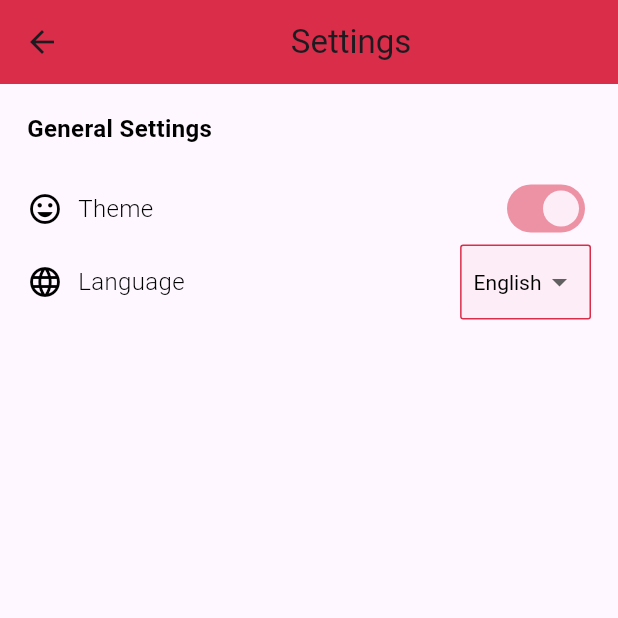
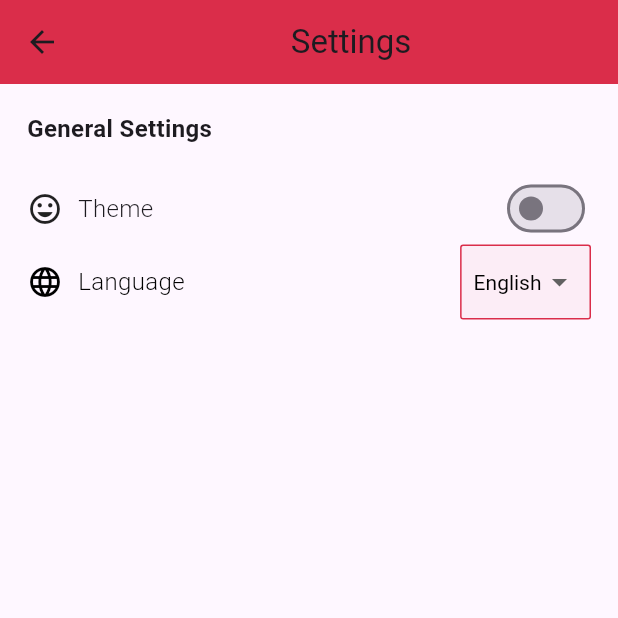
Before and after one commit to Ntckx/AgileSEProject, a Flutter app: the SettingPage screen opened directly, on a phone screen of 412 x 824 dp, the top half of it. Run offline on Flutter 3.47's test engine with Material 3 defaults, Android fonts, the phone set to English and light mode, and no system bars; our stand-ins replace cloud_firestore, firebase_auth, firebase_core, get, google_fonts, outline_gradient_button and 2 more; accounts and stored records are empty; generated files the repository leaves out were written again.

Commit message:
[EDIT] setting_page.dart fix darkmode

```diff
--- a/lib/pages/setting_page.dart
+++ b/lib/pages/setting_page.dart
@@ -1,7 +1,9 @@
 import 'package:flutter/material.dart';
+import 'package:flutter_application_1/Provider/provider.dart';
 import 'package:get/get.dart';
 import 'package:shared_preferences/shared_preferences.dart';
 import 'leaderboard_page.dart';
+import 'package:provider/provider.dart';
 
 class SettingPage extends StatefulWidget {
   const SettingPage({super.key});
@@ -40,38 +42,38 @@ class _SettingPageState extends State<SettingPage> {
   Widget build(BuildContext context) {
     return Scaffold(
       appBar: AppBar(
-        title: Center(child: Text('Settings'.tr)),  // Use localized string
+        title: Center(child: Text('Settings'.tr)), // Use localized string
         backgroundColor: const Color(0xFFDA2D4A),
       ),
-      body: Center(
+      body:
+          Consumer<UiProvider>(builder: (context, UiProvider notifier, child) {
+        return Center(
           child: Padding(
             padding: const EdgeInsets.all(18.0),
             child: Column(
               crossAxisAlignment: CrossAxisAlignment.start,
               children: [
                 Text(
-                'General Settings'.tr,  // Use localized string
-                style: const TextStyle(
-                  fontWeight: FontWeight.bold,
-                  color: Colors.black,
-                  fontSize: 16,
+                  'General Settings'.tr,
+                  style: TextStyle(fontWeight: FontWeight.bold, fontSize: 16),
                 ),
+                const SizedBox(
+                  height: 18,
                 ),
-              const SizedBox(height: 18),
                 Row(
                   mainAxisAlignment: MainAxisAlignment.spaceBetween,
                   children: [
                     Row(
                       children: [
-                      const Icon(
+                        Icon(
                           Icons.mood,
-                        color: Colors.black,
                         ),
-                      const SizedBox(width: 10),
+                        SizedBox(
+                          width: 10,
+                        ),
                         Text(
-                        'Theme'.tr,  // Use localized string
-                        style: const TextStyle(
-                          color: Colors.black,
+                          'Theme'.tr,
+                          style: TextStyle(
                             fontWeight: FontWeight.w300,
                             fontSize: 16,
                           ),
@@ -79,13 +81,8 @@ class _SettingPageState extends State<SettingPage> {
                       ],
                     ),
                     Switch(
-                    value: theme,
-                    activeColor: const Color.fromRGBO(221, 45, 74, 0.05),
-                    onChanged: (bool value) {
-                      setState(() {
-                        theme = value;
-                      });
-                    },
+                      value: notifier.isDark,
+                      onChanged: (value) => notifier.changeTheme(),
                     ),
                   ],
                 ),
@@ -100,7 +97,7 @@ class _SettingPageState extends State<SettingPage> {
                         ),
                         const SizedBox(width: 10),
                         Text(
-                        'Language'.tr,  // Use localized string
+                          'Language'.tr, // Use localized string
                           style: const TextStyle(
                             color: Colors.black,
                             fontWeight: FontWeight.w300,
@@ -135,22 +132,23 @@ class _SettingPageState extends State<SettingPage> {
                           items: [
                             DropdownMenuItem<String>(
                               value: 'English',
-                            child: Text('english'.tr),  // Use localized string
+                              child: Text('english'.tr), // Use localized string
                             ),
                             DropdownMenuItem<String>(
                               value: 'Thai',
-                            child: Text('thai'.tr),  // Use localized string
+                              child: Text('thai'.tr), // Use localized string
                             ),
                           ],
                         ),
                       ),
-                  ),
+                    )
                   ],
-              ),
+                )
               ],
             ),
           ),
-      ),
+        );
+      }),
     );
   }
 }
```
Lines whose indentation alone changed are shown as unchanged.
